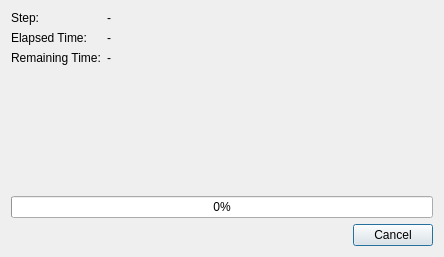
First picture: the form in wpmcpp/progressdialog.ui, repository npackd/npackd, before the edit.
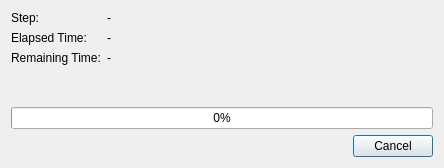
Second picture: the form after the edit.

Diff of the .ui file:
```diff
--- a/wpmcpp/progressdialog.ui
+++ b/wpmcpp/progressdialog.ui
@@ -7,7 +7,7 @@
     <x>0</x>
     <y>0</y>
     <width>444</width>
-    <height>257</height>
+    <height>168</height>
    </rect>
   </property>
   <property name="windowTitle">
```
